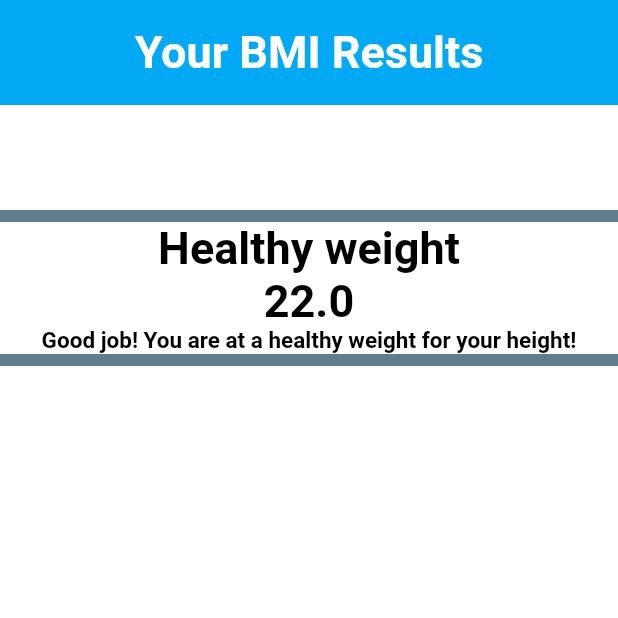
After one commit to simonka0808/Honours_Repo, a Flutter app: the screen it shows after launch, after a tap on "Calculate", on a phone screen of 412 x 824 dp, the top half of it. The commit adds this screen. Run offline on Flutter 3.47's test engine with Material 2 defaults, Android fonts, the phone set to English and light mode, and no system bars; our stand-ins replace cloud_firestore, firebase_auth, firebase_core, flutter_screenutil, get, google_sign_in and 3 more; missing offline and left inert: mockito, weight_slider; accounts and stored records are empty.

Commit message:
working on the bmi

```diff
--- /dev/null
+++ b/lib/components/bmi_calculation.dart
@@ -0,0 +1,49 @@
+import 'dart:math';
+
+import 'package:flutter/material.dart';
+
+class BMICalculation {
+  BMICalculation({required this.weight, required this.height});
+
+  final int weight;
+  final double height;
+
+  double bmi_output = 0;
+
+  String bmiCalculateResult() {
+    bmi_output = (weight / pow(height / 100, 2));
+    return bmi_output.toStringAsFixed(1);
+  }
+
+  String bmiCategory() {
+    if (bmi_output >= 25) {
+      return 'Overweight';
+    } else if (bmi_output > 30) {
+      return "Obese";
+    } else if (bmi_output > 18.5) {
+      return 'Healthy weight';
+    } else {
+      return 'Underweight';
+    }
+  }
+
+  String bmiAdvice() {
+    if (bmi_output >= 25) {
+      return 'You are slightly overweight. You may be advised to lose some weight for healthy reasons';
+    } else if (bmi_output > 18.5) {
+      return 'Good job! You are at a healthy weight for your height!';
+    } else if (bmi_output > 30) {
+      return 'You are heavily overweight! You are recommended to talk to your doctor'!;
+    } else {
+      return 'You have a lower than normal body weight.\n You need to gain some weight';
+    }
+  }
+
+  Color getTextColor() {
+    if (bmi_output >= 25 || bmi_output <= 18.5) {
+      return Colors.deepOrangeAccent;
+    } else {
+      return Color(0xFF24D876);
+    }
+  }
+}
--- a/lib/main.dart
+++ b/lib/main.dart
@@ -1,3 +1,5 @@
+// @dart=2.9
+
 import 'dart:math';
 
 import 'package:firebase_core/firebase_core.dart';
@@ -5,18 +7,20 @@ import 'package:flutter/material.dart';
 import 'package:get/get.dart';
 import 'package:test_honours/db/auth_controller.dart';
 import 'package:test_honours/assets/bottom_menu.dart';
+import 'package:test_honours/screens/welcome_page.dart';
+import 'package:test_honours/widgets/bmi_calculator.dart';
 import 'screens/login_page.dart';
 import 'dart:core';
 
 Future<void> main() async {
-  WidgetsFlutterBinding.ensureInitialized();
-  await Firebase.initializeApp().then((value) => Get.put(AuthController()));
+  // WidgetsFlutterBinding.ensureInitialized();
+  // await Firebase.initializeApp().then((value) => Get.put(AuthController()));
 
   runApp(const MyApp());
 }
 
 class MyApp extends StatelessWidget {
-  const MyApp({super.key});
+  const MyApp({key});
 
   // This widget is the root of your application.
   @override
@@ -35,6 +39,6 @@ class MyApp extends StatelessWidget {
           // is not restarted.
           primarySwatch: Colors.blue,
         ),
-        home: new LoginPage());
+        home: new BMICalculator());
   }
 }
--- a/lib/widgets/appointment_screen.dart
+++ b/lib/widgets/appointment_screen.dart
@@ -136,7 +136,7 @@ class AppointmentScreen extends StatelessWidget {
                       ),
                       SizedBox(height: 8),
                       Text(
-                        "15 yr",
+                        doctorInfo.experience.toString(),
                         style: TextStyle(
                             fontSize: 18,
                             fontWeight: FontWeight.w400,
--- /dev/null
+++ b/lib/widgets/bmi_calculator.dart
@@ -0,0 +1,137 @@
+import 'package:flutter/material.dart';
+import 'package:test_honours/components/bmi_calculation.dart';
+import 'package:test_honours/widgets/bmi_result_page.dart';
+import 'package:weight_slider/weight_slider.dart';
+
+import '../model/bmi_calculator_repo.dart';
+
+class BMICalculator extends StatefulWidget {
+  @override
+  _BMICalculatorState createState() => _BMICalculatorState();
+}
+
+class _BMICalculatorState extends State<BMICalculator> {
+  final DataRepository repository = DataRepository();
+
+  int weight = 60;
+  double height = 165;
+  @override
+  Widget build(BuildContext context) {
+    double width = MediaQuery.of(context).size.width;
+
+    return Scaffold(
+      backgroundColor: Colors.white,
+      body: SafeArea(
+        child: Column(
+          children: [
+            Container(
+              width: width,
+              height: 70,
+              color: Colors.lightBlue,
+              child: Align(
+                alignment: Alignment.center,
+                child: Text(
+                  "BMI Calculator",
+                  style: TextStyle(
+                      fontSize: 30,
+                      fontWeight: FontWeight.bold,
+                      color: Colors.white),
+                ),
+              ),
+            ),
+            Container(
+              padding: EdgeInsets.only(top: 35),
+              child: Align(
+                alignment: Alignment.center,
+                child: Text(
+                  "Weight (kg)",
+                  style: TextStyle(
+                      fontSize: 20,
+                      fontWeight: FontWeight.normal,
+                      color: Colors.blueAccent.shade400),
+                ),
+              ),
+            ),
+            Padding(
+              padding:
+                  EdgeInsets.only(left: 40, top: 20, right: 40, bottom: 40),
+              child: WeightSlider(
+                weight: weight,
+                minWeight: 40,
+                maxWeight: 120,
+                onChange: (val) => setState(() => this.weight = val),
+                unit: 'kg', // optional
+              ),
+            ),
+            Container(
+              padding: EdgeInsets.only(top: 35),
+              child: Align(
+                alignment: Alignment.center,
+                child: Text(
+                  "Height (cm)",
+                  style: TextStyle(
+                      fontSize: 20,
+                      fontWeight: FontWeight.normal,
+                      color: Colors.blueAccent.shade400),
+                ),
+              ),
+            ),
+            Slider(
+              value: height.toDouble(),
+              min: 110.0,
+              max: 240.0,
+              onChanged: (double value) {
+                setState(() {
+                  this.height = value;
+                });
+              },
+            ),
+            Container(
+              padding: EdgeInsets.only(top: 35),
+              child: Align(
+                alignment: Alignment.center,
+                child: Text(
+                  height.round().toString() + " cm",
+                  style: TextStyle(
+                      fontSize: 25,
+                      fontWeight: FontWeight.bold,
+                      color: Colors.blueAccent.shade400),
+                ),
+              ),
+            ),
+            Padding(padding: EdgeInsets.all(40)),
+            SizedBox(
+              width: 220,
+              height: 50,
+              child: ElevatedButton(
+                child: const Text("Calculate"),
+                onPressed: () {
+                  BMICalculation calculation =
+                      BMICalculation(weight: weight, height: height);
+                  Navigator.push(
+                    context,
+                    MaterialPageRoute(
+                      builder: (context) => ResultPage(
+                        bmiNumber: calculation.bmiCalculateResult(),
+                        resultText: calculation.bmiCategory(),
+                        advise: calculation.bmiAdvice(),
+                        textColor: calculation.getTextColor(),
+                      ),
+                    ),
+                  );
+                },
+                style: ElevatedButton.styleFrom(
+                    padding:
+                        EdgeInsets.symmetric(horizontal: 20.0, vertical: 10.0),
+                    shape: StadiumBorder(),
+                    textStyle: TextStyle(
+                      fontSize: 20,
+                    )),
+              ),
+            ),
+          ],
+        ),
+      ),
+    );
+  }
+}
--- /dev/null
+++ b/lib/widgets/bmi_result_page.dart
@@ -0,0 +1,69 @@
+import 'package:flutter/material.dart';
+
+class ResultPage extends StatelessWidget {
+  final String resultText;
+  final String bmiNumber;
+  final String advise;
+  final Color textColor;
+
+  ResultPage(
+      {required this.textColor,
+      required this.resultText,
+      required this.bmiNumber,
+      required this.advise});
+
+  @override
+  Widget build(BuildContext context) {
+    double width = MediaQuery.of(context).size.width;
+
+    return Scaffold(
+      backgroundColor: Colors.white,
+      body: SafeArea(
+        child: Column(children: [
+          Container(
+            width: width,
+            height: 70,
+            color: Colors.lightBlue,
+            child: Align(
+              alignment: Alignment.center,
+              child: Text(
+                "Your BMI Results",
+                style: TextStyle(
+                    fontSize: 30,
+                    fontWeight: FontWeight.bold,
+                    color: Colors.white),
+              ),
+            ),
+          ),
+          Padding(padding: EdgeInsets.only(top: 70)),
+          Container(
+            padding: EdgeInsets.only(top: 70),
+            width: width,
+            height: 8,
+            color: Colors.blueGrey,
+          ),
+          Text(
+            resultText,
+            style: TextStyle(
+                fontSize: 30, fontWeight: FontWeight.bold, color: Colors.black),
+          ),
+          Text(
+            bmiNumber,
+            style: TextStyle(
+                fontSize: 30, fontWeight: FontWeight.bold, color: Colors.black),
+          ),
+          Text(
+            advise,
+            style: TextStyle(
+                fontSize: 15, fontWeight: FontWeight.bold, color: Colors.black),
+          ),
+          Container(
+            width: width,
+            height: 8,
+            color: Colors.blueGrey,
+          ),
+        ]),
+      ),
+    );
+  }
+}
--- a/pubspec.yaml
+++ b/pubspec.yaml
@@ -25,6 +25,12 @@ dependencies:
   provider: ^6.0.3
   mockito: ^5.0.17
   flutter_screenutil: 5.6.1
+  json_annotation: 4.8.0
+  cloud_firestore: ^4.3.1
+  toggle_switch: ^2.0.1
+  weight_slider: ^1.2.2
+  height_slider: ^1.3.2
+
 
 dev_dependencies:
   flutter_test:
```
Also changed, not shown: lib/components/booking_calendar_main.dart (+0 -31 lines), lib/model/bmi_calculator_model.dart (added, +38 -0 lines), lib/model/bmi_calculator_repo.dart (added, +25 -0 lines), lib/model/doctors.dart (+18 -6 lines), lib/widgets/calendar_screen.dart (+43 -11 lines), pubspec.lock, 1 other file.
